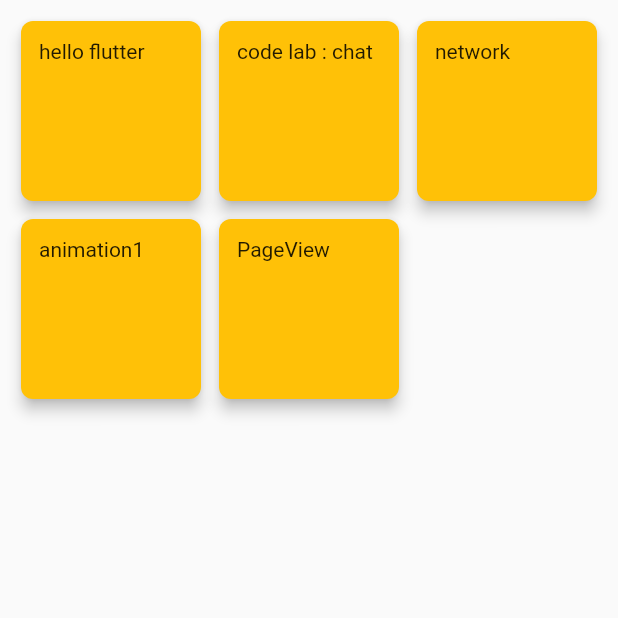
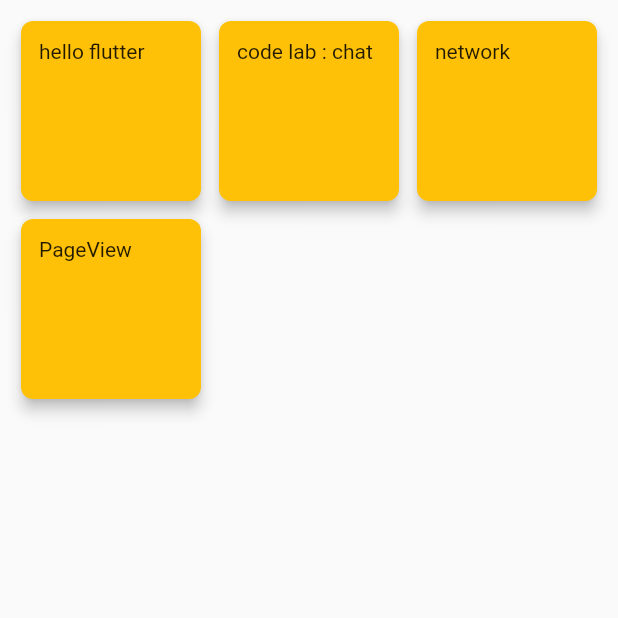
Before and after one commit to MihyeLee0727/hello_flutter, a Flutter app: the screen it shows after launch, on a phone screen of 412 x 824 dp, the top half of it. Run offline on Flutter 3.47's test engine with Material 2 defaults, Android fonts, the phone set to English and light mode, and no system bars; our stand-ins replace fluttertoast, rxdart.

```diff
--- a/lib/main.dart
+++ b/lib/main.dart
@@ -1,4 +1,6 @@
 import 'package:flutter/material.dart';
+import 'package:hello_flutter/pageView.dart';
+import 'package:rxdart/rxdart.dart';
 import 'codelab1.dart';
 import 'helloFlutter.dart';
 
@@ -27,8 +29,8 @@ class HelloFlutterApp extends StatelessWidget {
             (context) => Navigator.push(context, MaterialPageRoute(builder: (_) => FriendlychatRoute())))
     );
     items.add(MainGridItem("network", _handleTodo));
-    items.add(MainGridItem("animation1", _handleTodo));
-    items.add(MainGridItem("PageView", _handleTodo));
+    items.add(MainGridItem("PageView",
+        (context) => Navigator.push(context, MaterialPageRoute(builder: (_) => PageViewRoute()))));
     return items;
   }
 
--- a/pubspec.yaml
+++ b/pubspec.yaml
@@ -19,6 +19,8 @@ environment:
 dependencies:
   flutter:
     sdk: flutter
+  rxdart: ^0.22.1+1
+  fluttertoast: ^3.1.0
 
   # The following adds the Cupertino Icons font to your application.
   # Use with the CupertinoIcons class for iOS style icons.
```
Also changed, not shown: lib/pageView.dart (added, +37 -0 lines), pubspec.lock, 1 other file.
